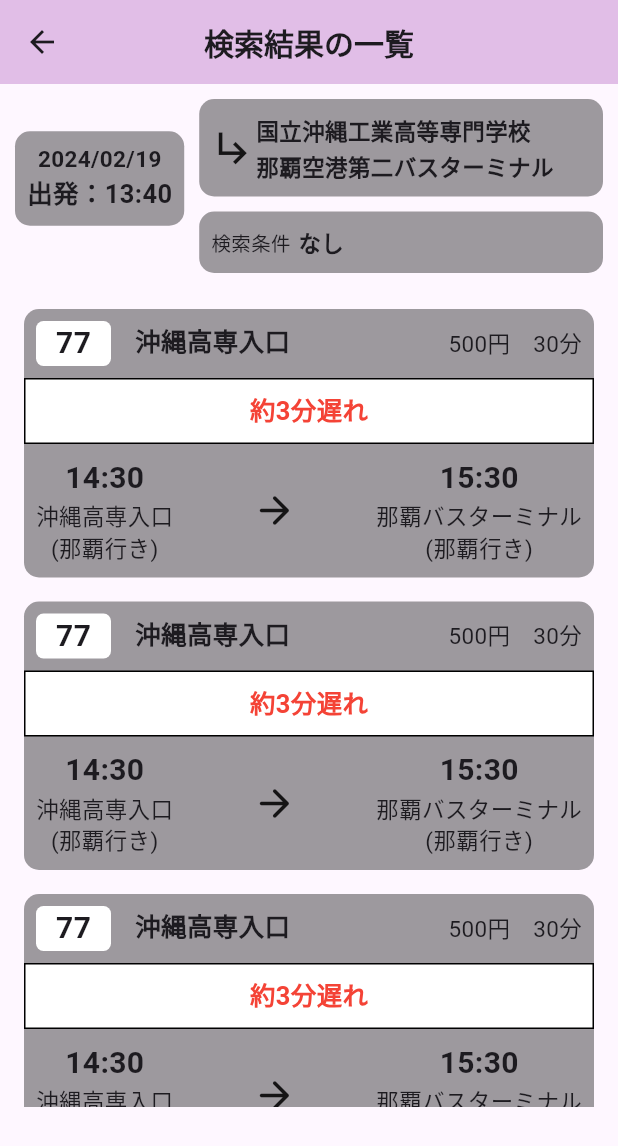
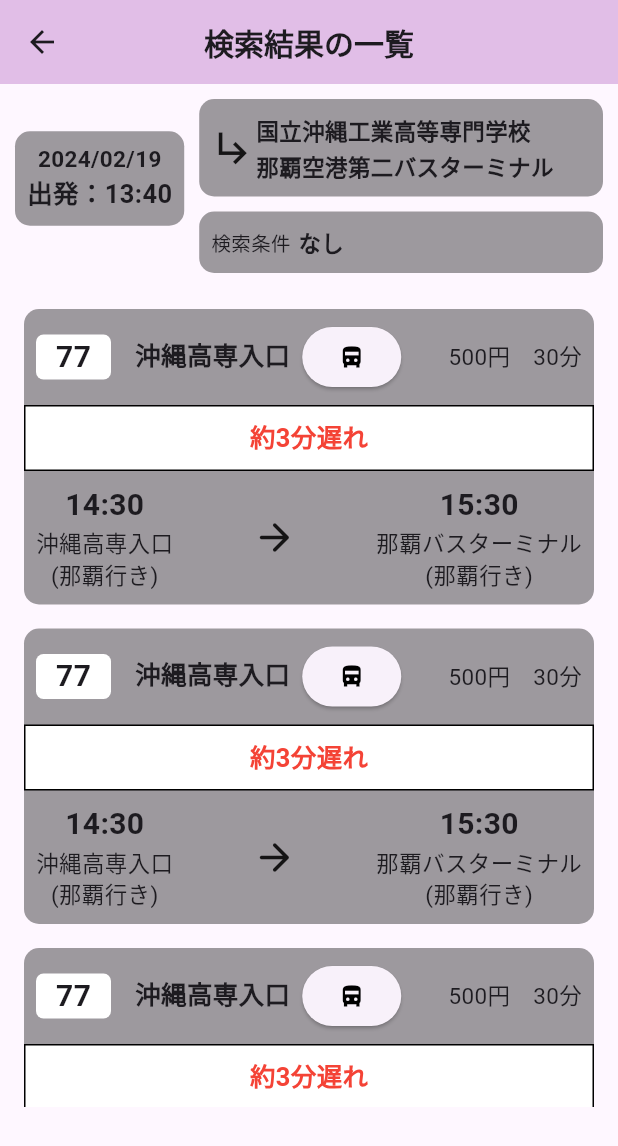
Before and after one commit to Yoshidagumi-group5/bus_app, a Flutter app: the SearchResult screen opened directly, on a phone screen of 412 x 824 dp. Shown: the top 1146 px of the screen. Run offline on Flutter 3.47's test engine with Material 3 defaults, Android fonts, the phone set to English and light mode, and no system bars; our stand-ins replace flutter_riverpod.

Commit message:
登録ボタンの追加

```diff
--- a/lib/pages/SearchResult.dart
+++ b/lib/pages/SearchResult.dart
@@ -3,6 +3,8 @@
 
 import 'package:flutter/material.dart';
 import 'package:flutter_riverpod/flutter_riverpod.dart';
+
+final colorProvider = StateProvider<bool>((ref) => false);
 
 class SearchResult extends ConsumerWidget {
   const SearchResult({super.key});
@@ -231,25 +233,27 @@ class SearchResult extends ConsumerWidget {
                       ),
                       child: Text(
                         busNum.toString(),
-                        style: TextStyle(
+                        style: const TextStyle(
                             fontSize: 20, fontWeight: FontWeight.bold),
                       )),
                 ),
                 Padding(
-                  padding: EdgeInsets.only(left: 8.0, bottom: 4.0),
+                  padding: const EdgeInsets.only(left: 8.0, bottom: 4.0),
                   child: Text(
                     startBusStop,
-                    style: TextStyle(fontSize: 17, fontWeight: FontWeight.bold),
+                    style: const TextStyle(
+                        fontSize: 17, fontWeight: FontWeight.bold),
                   ),
                 ),
+                BusRegisterationButton(provider: colorProvider),
                 Expanded(
                   child: Container(
                     alignment: Alignment.centerRight,
                     child: Padding(
-                      padding: EdgeInsets.all(8.0),
+                      padding: const EdgeInsets.all(8.0),
                       child: Text(
-                        cost.toString() + "円　" + time.toString() + "分",
-                        style: TextStyle(fontSize: 15),
+                        "$cost円　$time分",
+                        style: const TextStyle(fontSize: 15),
                       ),
                     ),
                   ),
@@ -265,10 +269,10 @@ class SearchResult extends ConsumerWidget {
                 mainAxisAlignment: MainAxisAlignment.center,
                 children: [
                   Padding(
-                    padding: EdgeInsets.all(8.0),
+                    padding: const EdgeInsets.all(8.0),
                     child: Text(
-                      "約" + delayTime.toString() + "分遅れ",
-                      style: TextStyle(
+                      "約$delayTime分遅れ",
+                      style: const TextStyle(
                           fontSize: 17,
                           fontWeight: FontWeight.bold,
                           color: Colors.red),
@@ -281,22 +285,22 @@ class SearchResult extends ConsumerWidget {
               mainAxisAlignment: MainAxisAlignment.spaceBetween,
               children: [
                 Padding(
-                  padding: EdgeInsets.all(8.0),
+                  padding: const EdgeInsets.all(8.0),
                   child: Column(
                     crossAxisAlignment: CrossAxisAlignment.center,
                     children: [
                       Text(
                         startTime,
-                        style: TextStyle(
+                        style: const TextStyle(
                             fontSize: 20, fontWeight: FontWeight.bold),
                       ),
                       Text(
                         startBusStop,
-                        style: TextStyle(
+                        style: const TextStyle(
                           fontSize: 15,
                         ),
                       ),
-                      Text(
+                      const Text(
                         "(那覇行き)",
                         style: TextStyle(
                           fontSize: 15,
@@ -305,27 +309,27 @@ class SearchResult extends ConsumerWidget {
                     ],
                   ),
                 ),
-                Icon(
+                const Icon(
                   Icons.arrow_forward_rounded,
                   size: 30,
                 ),
                 Padding(
-                  padding: EdgeInsets.all(8.0),
+                  padding: const EdgeInsets.all(8.0),
                   child: Column(
                     crossAxisAlignment: CrossAxisAlignment.center,
                     children: [
                       Text(
                         endTime,
-                        style: TextStyle(
+                        style: const TextStyle(
                             fontSize: 20, fontWeight: FontWeight.bold),
                       ),
                       Text(
                         endBusStop,
-                        style: TextStyle(
+                        style: const TextStyle(
                           fontSize: 15,
                         ),
                       ),
-                      Text(
+                      const Text(
                         "(那覇行き)",
                         style: TextStyle(
                           fontSize: 15,
@@ -342,3 +346,30 @@ class SearchResult extends ConsumerWidget {
     );
   }
 }
+
+class BusRegisterationButton extends ConsumerWidget {
+  const BusRegisterationButton({super.key, required this.provider});
+
+  final StateProvider<bool> provider;
+
+  @override
+  Widget build(BuildContext context, WidgetRef ref) {
+    final color = ref.watch(provider);
+
+    return Padding(
+      padding: const EdgeInsets.all(8.0),
+      child: ElevatedButton(
+        onPressed: () {
+          ref.read(provider.notifier).state = !color;
+        },
+        child: Column(
+          mainAxisAlignment: MainAxisAlignment.center,
+          children: [
+            Icon(Icons.directions_bus_filled_sharp,
+                color: color ? Colors.white : Colors.black)
+          ],
+        ),
+      ),
+    );
+  }
+}
```
